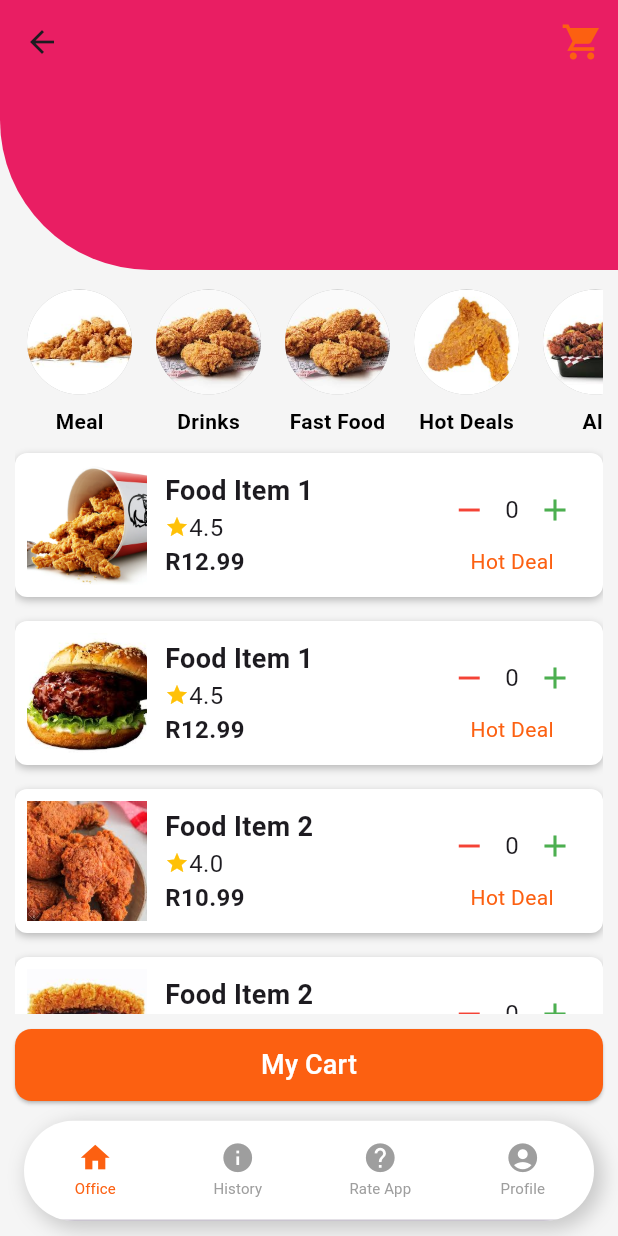
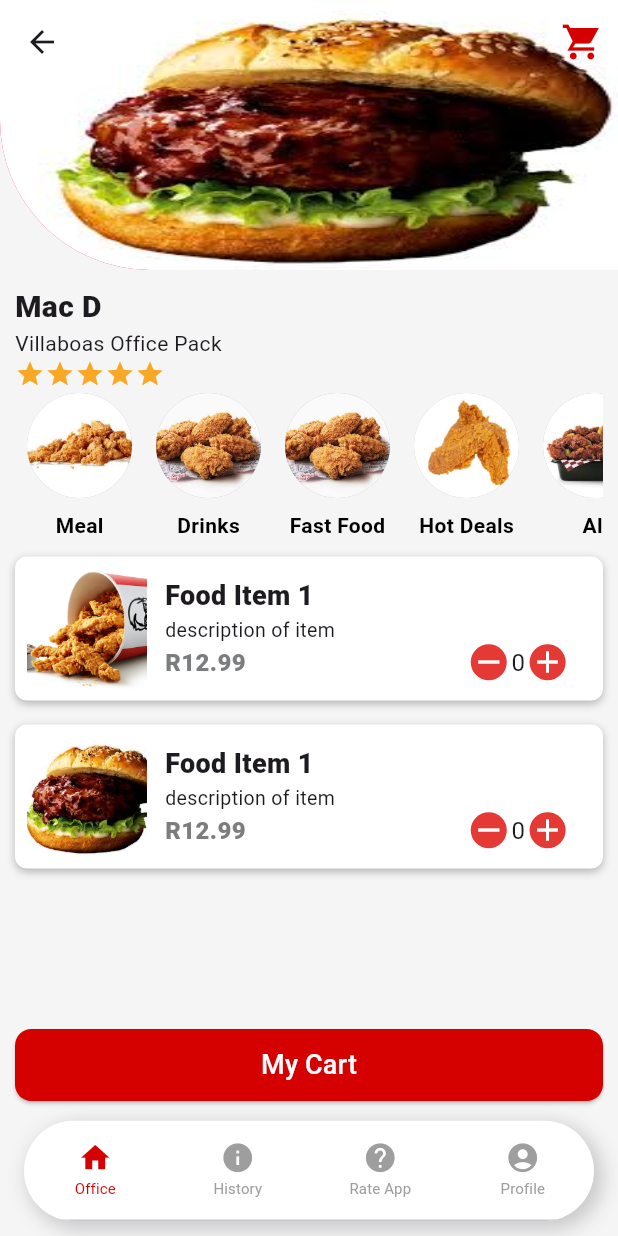
Before and after one commit to moraswi/OfficeEats, a Flutter app: the MenuPage screen opened by its route, on a phone screen of 412 x 824 dp. Run offline on Flutter 3.47's test engine with Material 3 defaults, Android fonts, the phone set to English and light mode, and no system bars; our stand-ins replace flutter_rating_bar.

Commit message:
designed store

```diff
--- a/lib/components/private/home/menu/menu_screen.dart
+++ b/lib/components/private/home/menu/menu_screen.dart
@@ -7,14 +7,14 @@ import '../menu/top_bar.dart';
 class MenuItem extends StatefulWidget {
   final String imagePath;
   final String name;
-  final double rating;
+  final String description;
   final double price;
   final Function(int) onQuantityChanged; // Callback to notify parent
 
   MenuItem({
     required this.imagePath,
     required this.name,
-    required this.rating,
+    required this.description,
     required this.price,
     required this.onQuantityChanged,
   });
@@ -50,7 +50,7 @@ class _MenuItemState extends State<MenuItem> {
       decoration: BoxDecoration(
         color: Colors.white,
         borderRadius: BorderRadius.circular(8.0),
-        boxShadow: [
+        boxShadow: const [
           BoxShadow(
             color: Colors.black26,
             blurRadius: 4.0,
@@ -66,56 +66,86 @@ class _MenuItemState extends State<MenuItem> {
             height: 80,
             fit: BoxFit.cover,
           ),
+
           SizedBox(width: 12),
-          Expanded(
-            child: Column(
+
+            Column(
               crossAxisAlignment: CrossAxisAlignment.start,
               children: [
+
+                // Name Of Food
                 Text(
                   widget.name,
                   style: TextStyle(
                     fontSize: 18,
-                    fontWeight: FontWeight.bold,
+                    fontWeight: FontWeight.w900,
                   ),
                 ),
+
+                // description
+                Text('${widget.description}', style: TextStyle(fontSize: 13)),
+
+                // button and amount
                 Row(
+                  mainAxisAlignment: MainAxisAlignment.spaceBetween,
                   children: [
-                    Icon(Icons.star, color: Colors.amber, size: 16),
-                    Text('${widget.rating}', style: TextStyle(fontSize: 16)),
-                  ],
-                ),
                       Text(
                         '\R${widget.price.toStringAsFixed(2)}',
                         style: TextStyle(
                           fontSize: 16,
-                    fontWeight: FontWeight.bold,
+                          fontWeight: FontWeight.w900,
+                          color: AppColors.secondaryColor
                         ),
                       ),
-              ],
+
+                    SizedBox(width: 150 ,),
+
+                        Row(
+                          children: [
+
+                            InkWell(
+                              borderRadius: BorderRadius.circular(50),
+                              onTap: _decrement,
+                              child: Container(
+                                decoration: BoxDecoration(
+                                  color: Colors.red[600],
+                                  shape: BoxShape.circle,
+                                ),
+                                padding: EdgeInsets.all(0.0),
+                                child: Icon(Icons.remove, color: Colors.white),
                               ),
                             ),
-          SizedBox(width: 12),
-          Column(
-            children: [
-              Row(
-                children: [
-                  IconButton(
-                    icon: Icon(Icons.remove, color: Colors.red),
-                    onPressed: _decrement,
-                  ),
+
+                            SizedBox(width: 3,),
+
                             Text(
                               '$quantity',
                               style: TextStyle(fontSize: 16),
                             ),
-                  IconButton(
-                    icon: Icon(Icons.add, color: Colors.green),
-                    onPressed: _increment,
+
+                            SizedBox(width: 3,),
+
+                            InkWell(
+                              borderRadius: BorderRadius.circular(50),
+                              onTap: _decrement,
+                              child: Container(
+                                decoration: BoxDecoration(
+                                  color: Colors.red[600],
+                                  shape: BoxShape.circle,
                                 ),
+                                padding: EdgeInsets.all(0.0),
+                                child: Icon(Icons.add, color: Colors.white),
+                              ),
+                            ),
+
                           ],
                         ),
-              Text('Hot Deal', style: TextStyle(color: AppColors.primaryColor)),
+
+                  ],
+                )
               ],
             ),
+
         ],
       ),
     );
@@ -148,6 +178,18 @@ class _MenuPageState extends State<MenuPage> {
         shape: RoundedRectangleBorder(
           borderRadius: BorderRadius.only(bottomLeft: Radius.circular(100), bottomRight: Radius.circular(0))
         ),
+
+        flexibleSpace: ClipRRect(
+           borderRadius: BorderRadius.only(bottomLeft: Radius.circular(100), bottomRight: Radius.circular(0)),
+          child: Container(
+          decoration: BoxDecoration(
+            image: DecorationImage(
+             image: AssetImage("assets/images/food2.jpeg"),
+              fit: BoxFit.fill
+            )
+          ),
+          ),
+        ),
         title: Text(''),
         leading: IconButton(
           icon: Icon(Icons.arrow_back),
@@ -172,6 +214,54 @@ class _MenuPageState extends State<MenuPage> {
         padding: EdgeInsets.fromLTRB(10, 10, 10, 5),
         child: Column(
           children: [
+
+            Align(
+              alignment: Alignment.centerLeft,
+              child: Container(
+                child: const Column(
+                  crossAxisAlignment: CrossAxisAlignment.start,
+                  children: [
+                    Text("Mac D", style: TextStyle(fontWeight: FontWeight.w900, fontSize: 20),),
+                    Text("Villaboas Office Pack"),
+                  ],
+                ),
+              ),
+            ),
+
+            const Row(
+              children: [
+                Icon(
+                  Icons.star,
+                  color: Color(0xFFF9A825),
+                  size: 20,
+                ),
+
+                Icon(
+                  Icons.star,
+                  color: Color(0xFFF9A825),
+                  size: 20,
+                ),
+
+                Icon(
+                  Icons.star,
+                  color: Color(0xFFF9A825),
+                  size: 20,
+                ),
+
+                Icon(
+                  Icons.star,
+                  color: Color(0xFFF9A825),
+                  size: 20,
+                ),
+
+                Icon(
+                  Icons.star,
+                  color: Color(0xFFF9A825),
+                  size: 20,
+                ),
+                  ]
+                ),
+
             TopBar(),
             Expanded(
               child: ListView(
@@ -179,59 +269,18 @@ class _MenuPageState extends State<MenuPage> {
                   MenuItem(
                     imagePath: 'assets/images/image1.webp',
                     name: 'Food Item 1',
-                    rating: 4.5,
+                    description: "description of item",
                     price: 12.99,
                     onQuantityChanged: _updateTotalQuantity,
                   ),
                   MenuItem(
                     imagePath: 'assets/images/food2.jpeg',
                     name: 'Food Item 1',
-                    rating: 4.5,
+                    description: "description of item",
                     price: 12.99,
                     onQuantityChanged: _updateTotalQuantity,
                   ),
-                  MenuItem(
-                    imagePath: 'assets/images/food3.jpeg',
-                    name: 'Food Item 2',
-                    rating: 4.0,
-                    price: 10.99,
-                    onQuantityChanged: _updateTotalQuantity,
-                  ),
-                  MenuItem(
-                    imagePath: 'assets/images/food4.jpeg',
-                    name: 'Food Item 2',
-                    rating: 4.0,
-                    price: 10.99,
-                    onQuantityChanged: _updateTotalQuantity,
-                  ),
-                  MenuItem(
-                    imagePath: 'assets/images/food5.jpeg',
-                    name: 'Food Item 2',
-                    rating: 4.0,
-                    price: 10.99,
-                    onQuantityChanged: _updateTotalQuantity,
-                  ),
-                  MenuItem(
-                    imagePath: 'assets/images/food6.jpeg',
-                    name: 'Food Item 2',
-                    rating: 4.0,
-                    price: 10.99,
-                    onQuantityChanged: _updateTotalQuantity,
-                  ),
-                  MenuItem(
-                    imagePath: 'assets/images/food7.jpeg',
-                    name: 'Food Item 2',
-                    rating: 4.0,
-                    price: 10.99,
-                    onQuantityChanged: _updateTotalQuantity,
-                  ),
-                  MenuItem(
-                    imagePath: 'assets/images/food9.jpeg',
-                    name: 'Food Item 2',
-                    rating: 4.0,
-                    price: 10.99,
-                    onQuantityChanged: _updateTotalQuantity,
-                  ),
+
                 ],
               ),
             ),
--- a/lib/shared/app_colors.dart
+++ b/lib/shared/app_colors.dart
@@ -2,9 +2,10 @@ import 'package:flutter/material.dart';
 
 class AppColors {
   // Primary Colors
-  static const Color primaryColor = Color(0xFFFC6011); // Purple
+  static const Color primaryColor = Color(0xFFD50000);
   static const Color secondaryColor = Color(0xFF7C7D7E);
   static const Color tertiaryColor = Color(0xFFB6B7B7);
+  static const Color tertiaryColdor = Colors.yellow;
 
   // Background Colors
   //static const Color backgroundColor = Color(0xFFF5F5F5); // Light grey
```
Lines whose indentation alone changed are shown as unchanged.
